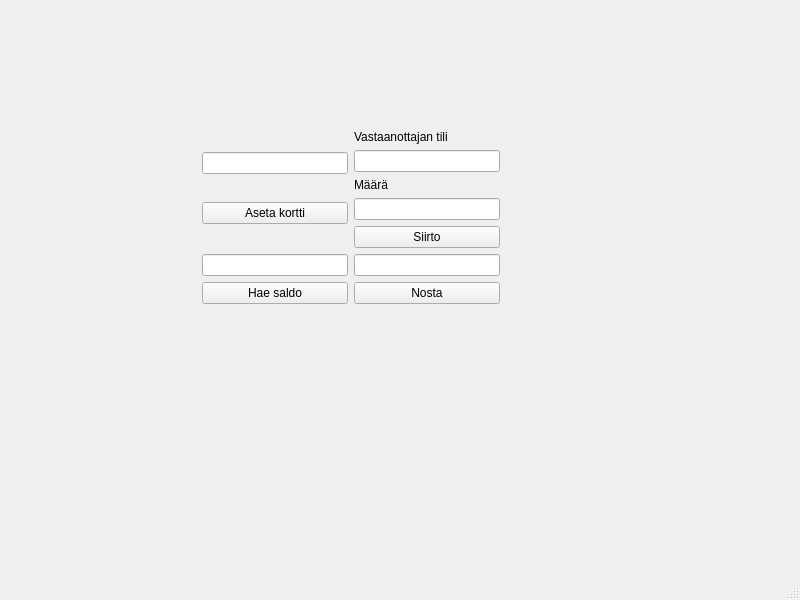
This is qt_frontend/frontend/mainwindow.ui in jerpism/banksimul_testdev as Qt 5 draws it before an edit. The edited form follows.
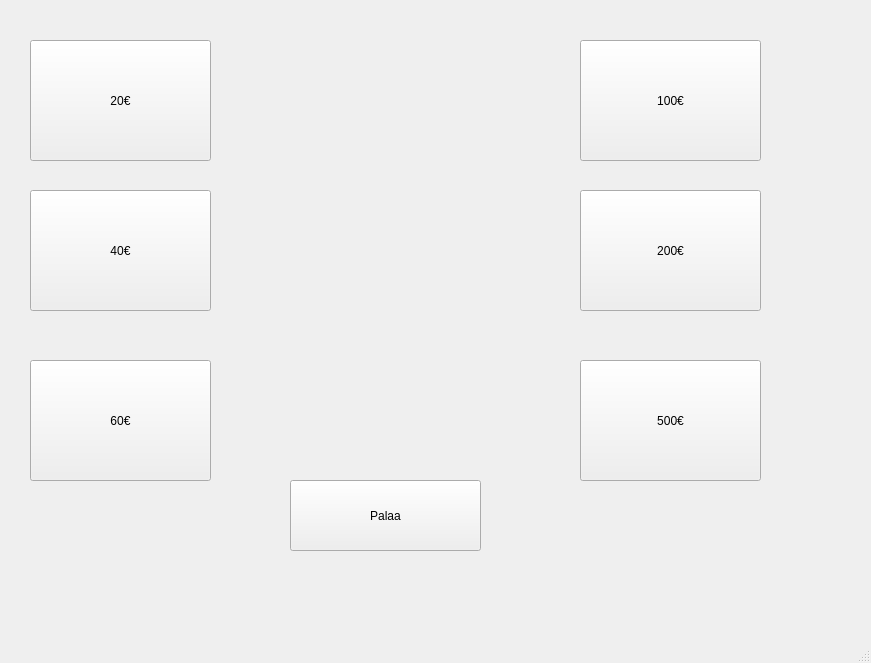
This is the edited form. The open tabs and pages were chosen to show the change.

```diff
--- a/qt_frontend/frontend/mainwindow.ui
+++ b/qt_frontend/frontend/mainwindow.ui
@@ -6,33 +6,194 @@
    <rect>
     <x>0</x>
     <y>0</y>
-    <width>800</width>
-    <height>600</height>
+    <width>871</width>
+    <height>663</height>
    </rect>
   </property>
   <property name="windowTitle">
    <string>MainWindow</string>
   </property>
   <widget class="QWidget" name="centralwidget">
-   <widget class="QWidget" name="">
+   <widget class="QStackedWidget" name="stackedWidget">
     <property name="geometry">
      <rect>
-      <x>202</x>
-      <y>130</y>
+      <x>0</x>
+      <y>10</y>
+      <width>801</width>
+      <height>541</height>
+     </rect>
+    </property>
+    <property name="currentIndex">
+     <number>2</number>
+    </property>
+    <widget class="QWidget" name="page">
+     <widget class="QPushButton" name="startTestPushButton">
+      <property name="geometry">
+       <rect>
+        <x>190</x>
+        <y>410</y>
+        <width>141</width>
+        <height>71</height>
+       </rect>
+      </property>
+      <property name="text">
+       <string>Aloita!</string>
+      </property>
+     </widget>
+     <widget class="QPushButton" name="startNostoPushButton">
+      <property name="geometry">
+       <rect>
+        <x>410</x>
+        <y>410</y>
+        <width>151</width>
+        <height>71</height>
+       </rect>
+      </property>
+      <property name="text">
+       <string>Nosto</string>
+      </property>
+     </widget>
+    </widget>
+    <widget class="QWidget" name="nostopage">
+     <widget class="QPushButton" name="nosta20Button">
+      <property name="geometry">
+       <rect>
+        <x>30</x>
+        <y>30</y>
+        <width>181</width>
+        <height>121</height>
+       </rect>
+      </property>
+      <property name="text">
+       <string>20€</string>
+      </property>
+     </widget>
+     <widget class="QPushButton" name="nosta40Button">
+      <property name="geometry">
+       <rect>
+        <x>30</x>
+        <y>180</y>
+        <width>181</width>
+        <height>121</height>
+       </rect>
+      </property>
+      <property name="text">
+       <string>40€</string>
+      </property>
+     </widget>
+     <widget class="QPushButton" name="nosta60Button">
+      <property name="geometry">
+       <rect>
+        <x>30</x>
+        <y>350</y>
+        <width>181</width>
+        <height>121</height>
+       </rect>
+      </property>
+      <property name="text">
+       <string>60€</string>
+      </property>
+     </widget>
+     <widget class="QPushButton" name="nosta200Button">
+      <property name="geometry">
+       <rect>
+        <x>580</x>
+        <y>180</y>
+        <width>181</width>
+        <height>121</height>
+       </rect>
+      </property>
+      <property name="text">
+       <string>200€</string>
+      </property>
+     </widget>
+     <widget class="QPushButton" name="nosta100Button">
+      <property name="geometry">
+       <rect>
+        <x>580</x>
+        <y>30</y>
+        <width>181</width>
+        <height>121</height>
+       </rect>
+      </property>
+      <property name="text">
+       <string>100€</string>
+      </property>
+     </widget>
+     <widget class="QPushButton" name="nosta500Button">
+      <property name="geometry">
+       <rect>
+        <x>580</x>
+        <y>350</y>
+        <width>181</width>
+        <height>121</height>
+       </rect>
+      </property>
+      <property name="text">
+       <string>500€</string>
+      </property>
+     </widget>
+     <widget class="QPushButton" name="closeNostoPushButton">
+      <property name="geometry">
+       <rect>
+        <x>290</x>
+        <y>470</y>
+        <width>191</width>
+        <height>71</height>
+       </rect>
+      </property>
+      <property name="text">
+       <string>Palaa</string>
+      </property>
+     </widget>
+     <widget class="QLabel" name="virheLabel">
+      <property name="geometry">
+       <rect>
+        <x>250</x>
+        <y>30</y>
+        <width>296</width>
+        <height>68</height>
+       </rect>
+      </property>
+      <property name="text">
+       <string/>
+      </property>
+     </widget>
+    </widget>
+    <widget class="QWidget" name="testpage">
+     <widget class="QWidget" name="layoutWidget">
+      <property name="geometry">
+       <rect>
+        <x>220</x>
+        <y>120</y>
       <width>298</width>
-      <height>226</height>
+        <height>290</height>
      </rect>
     </property>
     <layout class="QGridLayout" name="gridLayout">
-     <item row="0" column="0">
-      <layout class="QVBoxLayout" name="verticalLayout">
+       <item row="1" column="0">
+        <layout class="QVBoxLayout" name="verticalLayout_3">
        <item>
-        <widget class="QLineEdit" name="cardLineEdit"/>
+          <widget class="QLineEdit" name="lineEdit"/>
        </item>
        <item>
-        <widget class="QPushButton" name="cardPushButton">
+          <widget class="QPushButton" name="pushButton">
          <property name="text">
-          <string>Aseta kortti</string>
+            <string>Hae saldo</string>
+           </property>
+          </widget>
+         </item>
+        </layout>
+       </item>
+       <item row="1" column="1">
+        <layout class="QVBoxLayout" name="verticalLayout_4">
+         <item>
+          <widget class="QLineEdit" name="nostoLineEdit"/>
+         </item>
+         <item>
+          <widget class="QPushButton" name="nostaButton">
+           <property name="text">
+            <string>Nosta</string>
          </property>
         </widget>
        </item>
@@ -77,42 +238,36 @@
        </item>
       </layout>
      </item>
-     <item row="1" column="0">
-      <layout class="QVBoxLayout" name="verticalLayout_3">
+       <item row="0" column="0">
+        <layout class="QVBoxLayout" name="verticalLayout">
        <item>
-        <widget class="QLineEdit" name="lineEdit"/>
+          <widget class="QLineEdit" name="cardLineEdit"/>
        </item>
        <item>
-        <widget class="QPushButton" name="pushButton">
+          <widget class="QPushButton" name="cardPushButton">
          <property name="text">
-          <string>Hae saldo</string>
+            <string>Aseta kortti</string>
          </property>
         </widget>
        </item>
       </layout>
      </item>
-     <item row="1" column="1">
-      <layout class="QVBoxLayout" name="verticalLayout_4">
-       <item>
-        <widget class="QLineEdit" name="nostoLineEdit"/>
-       </item>
-       <item>
-        <widget class="QPushButton" name="nostaButton">
-         <property name="text">
-          <string>Nosta</string>
-         </property>
-        </widget>
-       </item>
       </layout>
-     </item>
-     <item row="2" column="0" colspan="2">
-      <widget class="QLabel" name="virheLabel">
+     </widget>
+     <widget class="QPushButton" name="closePushButton">
+      <property name="geometry">
+       <rect>
+        <x>240</x>
+        <y>450</y>
+        <width>241</width>
+        <height>81</height>
+       </rect>
+      </property>
        <property name="text">
-        <string/>
-       </property>
-      </widget>
-     </item>
-    </layout>
+       <string>SULJE</string>
+      </property>
+     </widget>
+    </widget>
    </widget>
   </widget>
   <widget class="QMenuBar" name="menubar">
@@ -120,7 +275,7 @@
     <rect>
      <x>0</x>
      <y>0</y>
-     <width>800</width>
+     <width>871</width>
      <height>22</height>
     </rect>
    </property>
```
Lines whose indentation alone changed are shown as unchanged.
